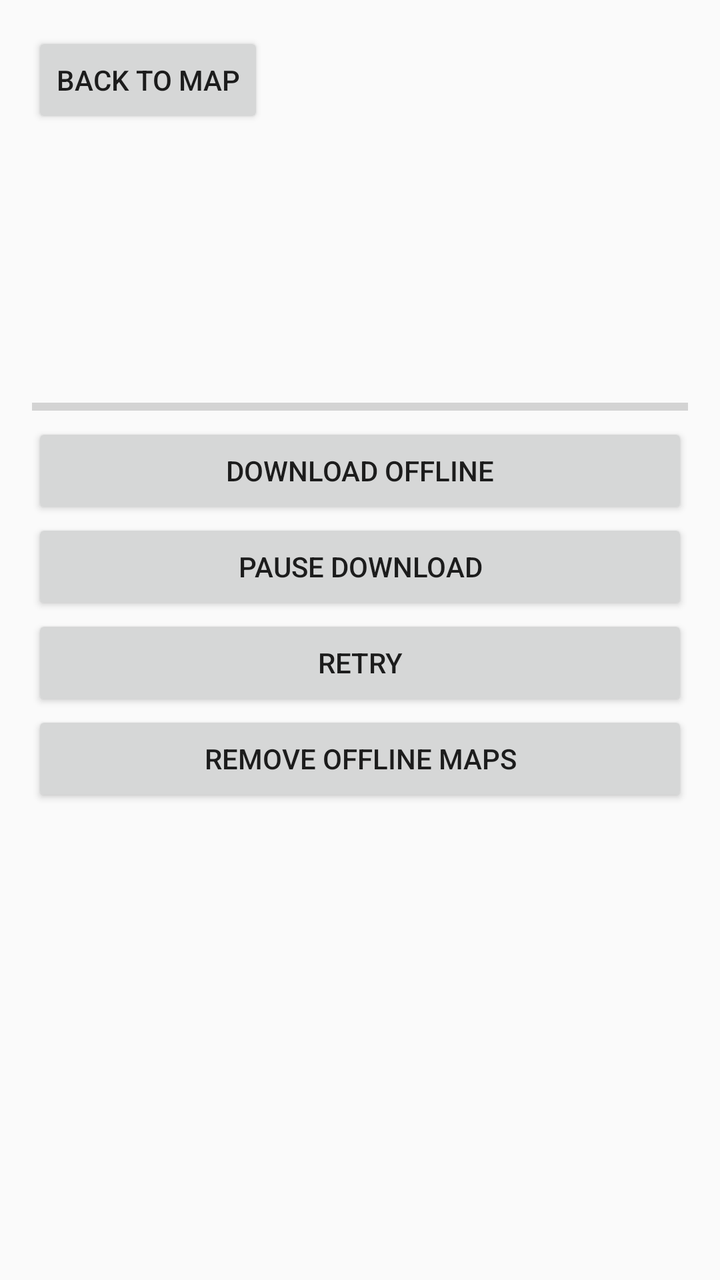
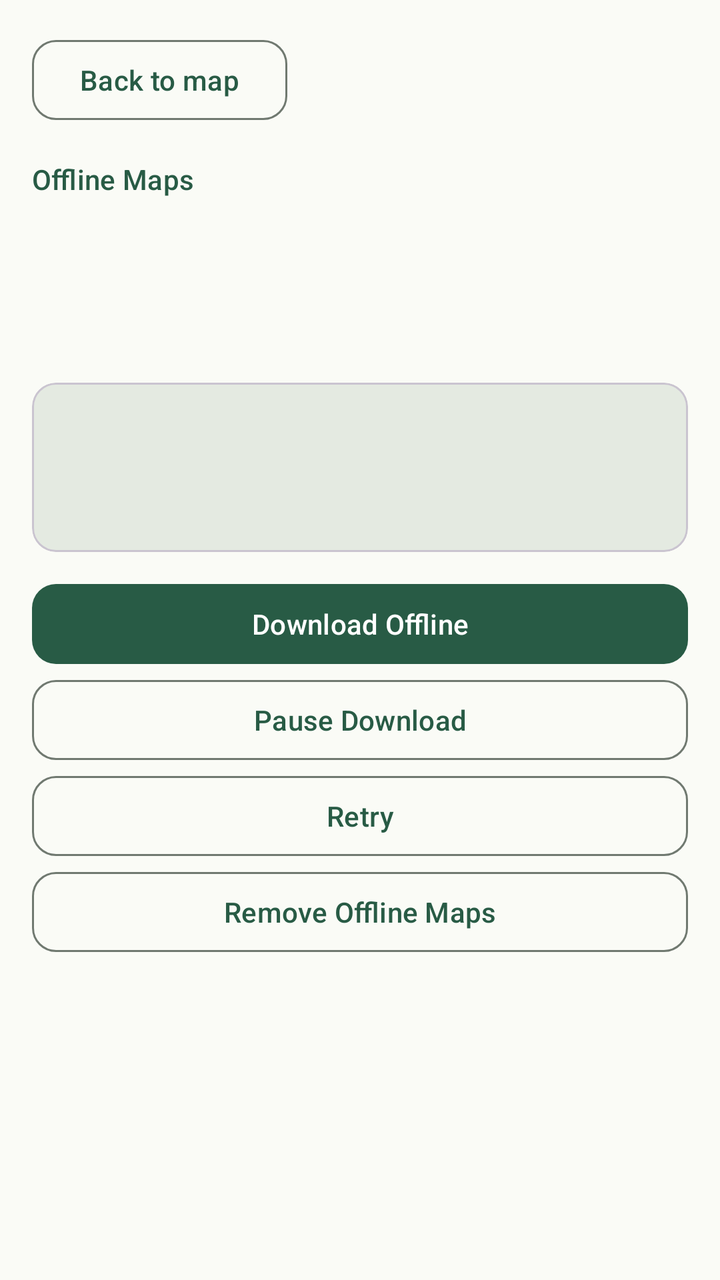

Two renders of the same Android screen: before a commit and after it. Below are the layout's source before the change and the commit's diff.
<!-- AndroidManifest.xml: application theme Theme.TrailRelay -->
<!-- res/layout/activity_offline.xml -->
<?xml version="1.0" encoding="utf-8"?>
<ScrollView xmlns:android="http://schemas.android.com/apk/res/android"
    android:id="@+id/offline_root"
    android:layout_width="match_parent"
    android:layout_height="match_parent"
    android:fillViewport="true">
    <LinearLayout
        android:layout_width="match_parent"
        android:layout_height="wrap_content"
        android:orientation="vertical"
        android:padding="16dp">
        <Button android:id="@+id/offline_back" android:layout_width="wrap_content" android:layout_height="wrap_content" android:text="@string/back_to_map" />
        <TextView android:id="@+id/offline_title" android:layout_width="match_parent" android:layout_height="wrap_content" android:textAppearance="?android:attr/textAppearanceLarge" android:paddingTop="16dp" />
        <TextView android:id="@+id/offline_details" android:layout_width="match_parent" android:layout_height="wrap_content" android:paddingTop="16dp" />
        <TextView android:id="@+id/offline_message" android:layout_width="match_parent" android:layout_height="wrap_content" android:paddingTop="16dp" android:paddingBottom="16dp" />
        <ProgressBar android:id="@+id/offline_progress" style="?android:attr/progressBarStyleHorizontal" android:layout_width="match_parent" android:layout_height="wrap_content" android:max="100" />
        <Button android:id="@+id/offline_download" android:layout_width="match_parent" android:layout_height="wrap_content" android:text="@string/download_offline" />
        <Button android:id="@+id/offline_pause" android:layout_width="match_parent" android:layout_height="wrap_content" android:text="@string/pause_offline" />
        <Button android:id="@+id/offline_retry" android:layout_width="match_parent" android:layout_height="wrap_content" android:text="@string/retry_offline" />
        <Button android:id="@+id/offline_delete" android:layout_width="match_parent" android:layout_height="wrap_content" android:text="@string/remove_offline" />
    </LinearLayout>
</ScrollView>
<!-- resources referenced by this layout -->
<resources>
  <string name="back_to_map">Back to map</string>
  <string name="download_offline">Download Offline</string>
  <string name="pause_offline">Pause Download</string>
  <string name="remove_offline">Remove Offline Maps</string>
  <string name="retry_offline">Retry</string>
  <style name="Theme.TrailRelay" parent="Base.Theme.TrailRelay" />
  <style name="Base.Theme.TrailRelay" parent="Theme.AppCompat.DayNight.NoActionBar" />
</resources>

<!-- the commit's change to res/layout/activity_offline.xml (unified diff, before → after) -->
@@ -3,20 +3,67 @@
     android:id="@+id/offline_root"
     android:layout_width="match_parent"
     android:layout_height="match_parent"
-    android:fillViewport="true">
+    android:fillViewport="true" android:background="@color/trail_surface">
     <LinearLayout
         android:layout_width="match_parent"
         android:layout_height="wrap_content"
         android:orientation="vertical"
         android:padding="16dp">
-        <Button android:id="@+id/offline_back" android:layout_width="wrap_content" android:layout_height="wrap_content" android:text="@string/back_to_map" />
-        <TextView android:id="@+id/offline_title" android:layout_width="match_parent" android:layout_height="wrap_content" android:textAppearance="?android:attr/textAppearanceLarge" android:paddingTop="16dp" />
-        <TextView android:id="@+id/offline_details" android:layout_width="match_parent" android:layout_height="wrap_content" android:paddingTop="16dp" />
-        <TextView android:id="@+id/offline_message" android:layout_width="match_parent" android:layout_height="wrap_content" android:paddingTop="16dp" android:paddingBottom="16dp" />
-        <ProgressBar android:id="@+id/offline_progress" style="?android:attr/progressBarStyleHorizontal" android:layout_width="match_parent" android:layout_height="wrap_content" android:max="100" />
-        <Button android:id="@+id/offline_download" android:layout_width="match_parent" android:layout_height="wrap_content" android:text="@string/download_offline" />
-        <Button android:id="@+id/offline_pause" android:layout_width="match_parent" android:layout_height="wrap_content" android:text="@string/pause_offline" />
-        <Button android:id="@+id/offline_retry" android:layout_width="match_parent" android:layout_height="wrap_content" android:text="@string/retry_offline" />
-        <Button android:id="@+id/offline_delete" android:layout_width="match_parent" android:layout_height="wrap_content" android:text="@string/remove_offline" />
+        <com.google.android.material.button.MaterialButton android:id="@+id/offline_back"
+            style="@style/Widget.TrailRelay.OutlinedButton"
+            android:layout_width="wrap_content" android:layout_height="wrap_content"
+            android:text="@string/back_to_map" />
+        <TextView android:layout_width="match_parent" android:layout_height="wrap_content"
+            android:layout_marginTop="16dp" android:text="@string/offline_maps"
+            android:textAppearance="?attr/textAppearanceLabelLarge"
+            android:textColor="@color/trail_primary" />
+        <TextView android:id="@+id/offline_title" android:layout_width="match_parent"
+            android:layout_height="wrap_content" android:layout_marginTop="4dp"
+            android:textAppearance="?attr/textAppearanceHeadlineMedium"
+            android:accessibilityHeading="true" />
+        <TextView android:id="@+id/offline_details" android:layout_width="match_parent"
+            android:layout_height="wrap_content" android:layout_marginTop="12dp"
+            android:textAppearance="?attr/textAppearanceBodyMedium"
+            android:textColor="@color/trail_on_surface_variant" />
+        <com.google.android.material.card.MaterialCardView
+            xmlns:app="http://schemas.android.com/apk/res-auto"
+            android:layout_width="match_parent" android:layout_height="wrap_content"
+            android:layout_marginTop="20dp" android:layout_marginBottom="12dp"
+            app:cardBackgroundColor="@color/trail_surface_variant"
+            app:cardCornerRadius="@dimen/trail_corner_radius" app:cardElevation="0dp">
+            <LinearLayout android:layout_width="match_parent" android:layout_height="wrap_content"
+                android:orientation="vertical" android:padding="16dp">
+                <TextView android:id="@+id/offline_state" android:layout_width="match_parent"
+                    android:layout_height="wrap_content"
+                    android:textAppearance="?attr/textAppearanceTitleMedium"
+                    android:textColor="@color/trail_on_surface"
+                    android:accessibilityLiveRegion="polite" />
+                <com.google.android.material.progressindicator.LinearProgressIndicator
+                    android:id="@+id/offline_progress"
+                    android:layout_width="match_parent" android:layout_height="wrap_content"
+                    android:layout_marginTop="16dp" android:max="100"
+                    android:visibility="gone" />
+                <TextView android:id="@+id/offline_message" android:layout_width="match_parent"
+                    android:layout_height="wrap_content" android:layout_marginTop="12dp"
+                    android:textAppearance="?attr/textAppearanceBodyMedium"
+                    android:textColor="@color/trail_on_surface_variant"
+                    android:accessibilityLiveRegion="polite" />
+            </LinearLayout>
+        </com.google.android.material.card.MaterialCardView>
+        <com.google.android.material.button.MaterialButton android:id="@+id/offline_download"
+            android:layout_width="match_parent" android:layout_height="wrap_content"
+            android:text="@string/download_offline" />
+        <com.google.android.material.button.MaterialButton android:id="@+id/offline_pause"
+            style="@style/Widget.TrailRelay.OutlinedButton"
+            android:layout_width="match_parent" android:layout_height="wrap_content"
+            android:text="@string/pause_offline" />
+        <com.google.android.material.button.MaterialButton android:id="@+id/offline_retry"
+            style="@style/Widget.TrailRelay.OutlinedButton"
+            android:layout_width="match_parent" android:layout_height="wrap_content"
+            android:text="@string/retry_offline" />
+        <com.google.android.material.button.MaterialButton android:id="@+id/offline_delete"
+            style="@style/Widget.TrailRelay.OutlinedButton"
+            android:layout_width="match_parent" android:layout_height="wrap_content"
+            android:text="@string/remove_offline" />
     </LinearLayout>
 </ScrollView>
<!-- resource entries referenced after the edit -->
@@ -1,11 +1,62 @@
 <!-- resources referenced by this layout -->
 <resources>
+  <color name="trail_on_surface">#1A211C</color>
+  <color name="trail_on_surface_variant">#424B42</color>
+  <color name="trail_primary">#285B45</color>
+  <color name="trail_surface">#FAFBF6</color>
+  <color name="trail_surface_variant">#E4EAE1</color>
+  <dimen name="trail_corner_radius">12dp</dimen>
   <string name="back_to_map">Back to map</string>
   <string name="download_offline">Download Offline</string>
+  <string name="offline_maps">Offline Maps</string>
   <string name="pause_offline">Pause Download</string>
   <string name="remove_offline">Remove Offline Maps</string>
   <string name="retry_offline">Retry</string>
-  <style name="Theme.TrailRelay" parent="Base.Theme.TrailRelay" />
-  <style name="Base.Theme.TrailRelay" parent="Theme.AppCompat.DayNight.NoActionBar" />
+  <style name="Widget.TrailRelay.OutlinedButton" parent="Widget.Material3.Button.OutlinedButton">
+          <item name="cornerRadius">@dimen/trail_corner_radius</item>
+          <item name="android:minHeight">48dp</item>
+      </style>
+  <style name="Theme.TrailRelay" parent="Theme.Material3.DayNight.NoActionBar">
+          <item name="colorPrimary">@color/trail_primary</item>
+          <item name="colorOnPrimary">@color/trail_on_primary</item>
+          <item name="colorPrimaryContainer">@color/trail_primary_container</item>
+          <item name="colorOnPrimaryContainer">@color/trail_on_primary_container</item>
+          <item name="colorSecondary">@color/trail_secondary</item>
+          <item name="colorOnSecondary">@color/trail_on_secondary</item>
+          <item name="colorSurface">@color/trail_surface</item>
+          <item name="colorOnSurface">@color/trail_on_surface</item>
+          <item name="colorSurfaceVariant">@color/trail_surface_variant</item>
+          <item name="colorOnSurfaceVariant">@color/trail_on_surface_variant</item>
+          <item name="colorOutline">@color/trail_outline</item>
+          <item name="colorError">@color/trail_error</item>
+          <item name="colorOnError">@color/trail_on_error</item>
+          <item name="android:windowLightStatusBar">false</item>
+          <item name="android:statusBarColor">@android:color/transparent</item>
+          <item name="android:navigationBarColor">@android:color/transparent</item>
+          <item name="materialButtonStyle">@style/Widget.TrailRelay.Button</item>
+          <item name="materialAlertDialogTheme">@style/ThemeOverlay.TrailRelay.Dialog</item>
+      </style>
+  <color name="trail_on_primary">#FFFFFF</color>
+  <color name="trail_primary_container">#C6EAD1</color>
+  <color name="trail_on_primary_container">#123525</color>
+  <color name="trail_secondary">#526351</color>
+  <color name="trail_on_secondary">#FFFFFF</color>
+  <color name="trail_outline">#707970</color>
+  <color name="trail_error">#B3261E</color>
+  <color name="trail_on_error">#FFFFFF</color>
+  <style name="Widget.TrailRelay.Button" parent="Widget.Material3.Button">
+          <item name="cornerRadius">@dimen/trail_corner_radius</item>
+          <item name="android:minHeight">48dp</item>
+      </style>
+  <style name="ThemeOverlay.TrailRelay.Dialog" parent="ThemeOverlay.Material3.MaterialAlertDialog">
+          <item name="alertDialogStyle">@style/MaterialAlertDialog.TrailRelay</item>
+      </style>
+  <style name="MaterialAlertDialog.TrailRelay" parent="MaterialAlertDialog.Material3">
+          <item name="shapeAppearance">@style/ShapeAppearance.TrailRelay.Dialog</item>
+      </style>
+  <style name="ShapeAppearance.TrailRelay.Dialog" parent="ShapeAppearance.Material3.Corner.Medium">
+          <item name="cornerFamily">rounded</item>
+          <item name="cornerSize">@dimen/trail_corner_radius</item>
+      </style>
 </resources>
 
